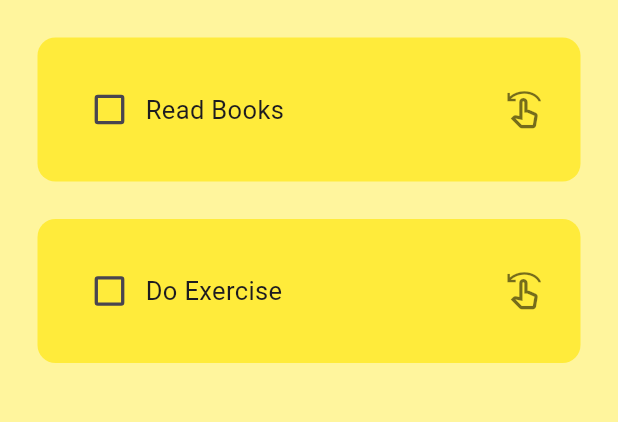
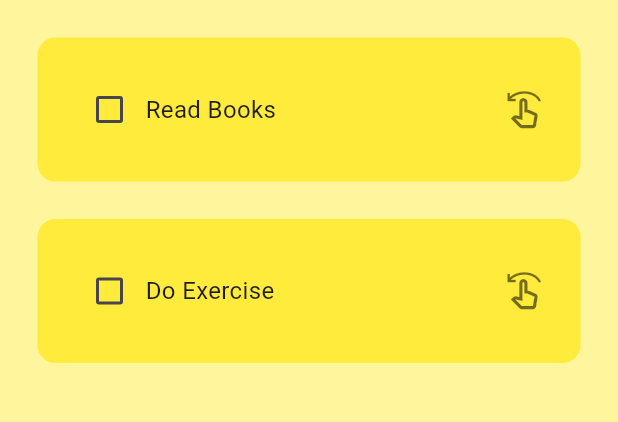
Before and after one commit to MUHAMMEDSINANCP/CP-To-Do-APP, a Flutter app: the screen it shows after launch, on a phone screen of 412 x 824 dp, the part 84-506 px from its top. Run offline on Flutter 3.47's test engine with Material 3 defaults, Android fonts, the phone set to English and light mode, and no system bars; drawn by our look-alikes of flutter_slidable; our stand-ins replace hive_flutter; accounts and stored records are empty.

Commit message:
Successfully Completed

```diff
--- a/lib/pages/home_page.dart
+++ b/lib/pages/home_page.dart
@@ -138,7 +138,7 @@ class _HomePageState extends State<HomePage> {
               child: Text(
                 'Your To-Do list is Empty!',
                 style: TextStyle(
-                  fontSize: 23,
+                  fontSize: 21,
                   fontWeight: FontWeight.bold,
                   color: Colors.grey,
                 ),
--- a/lib/util/todo_tile.dart
+++ b/lib/util/todo_tile.dart
@@ -44,7 +44,7 @@ class ToDoTile extends StatelessWidget {
             children: [
               // checkbox
               Transform.scale(
-                scale: 1.1,
+                scale: 1,
                 child: Checkbox(
                   value: taskCompleted,
                   onChanged: onChanged,
@@ -57,14 +57,13 @@ class ToDoTile extends StatelessWidget {
                 child: Text(
                   taskName,
                   style: TextStyle(
-                    fontSize: 17,
+                    fontSize: 16,
                     decoration: taskCompleted
                         ? TextDecoration.lineThrough
                         : TextDecoration.none,
                   ),
                 ),
               ),
-              const Spacer(),
               const Icon(
                 Icons.swipe_left_outlined,
                 size: 27,
```
